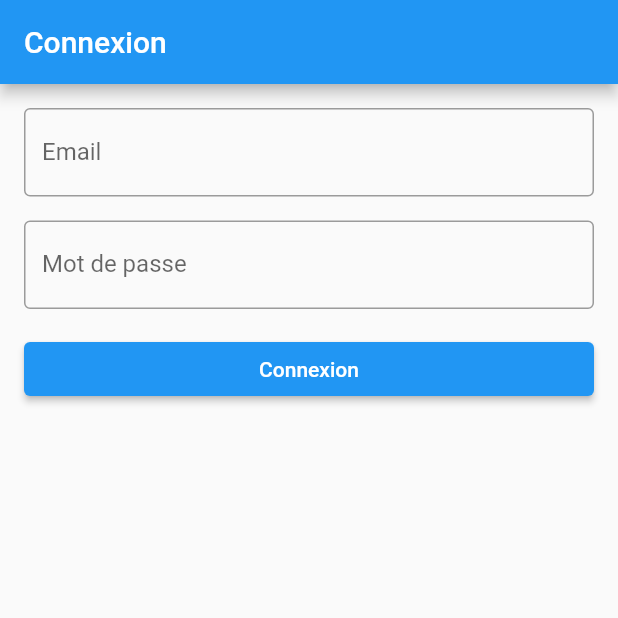
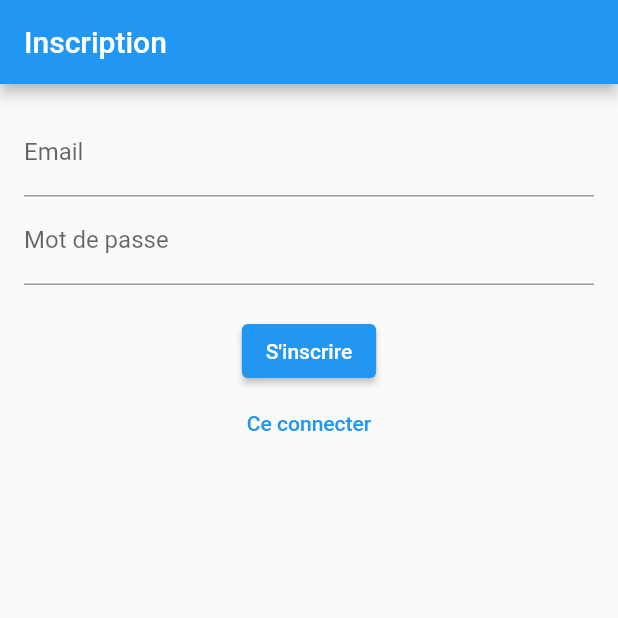
Before and after one commit to adamHassanBR/projet_flutter, a Flutter app: the screen it shows after launch, on a phone screen of 412 x 824 dp, the top half of it. Run offline on Flutter 3.47's test engine with Material 2 defaults, Android fonts, the phone set to English and light mode, and no system bars; our stand-ins replace firebase_auth, firebase_core; accounts and stored records are empty.

Commit message:
connexion+inscription v1

```diff
--- a/lib/Pages/connexion/LoginPage.dart
+++ b/lib/Pages/connexion/LoginPage.dart
@@ -95,6 +95,13 @@ class _LoginPageState extends State<LoginPage> {
                   onPressed: _signIn,
                   child: Text('Connexion'),
                 ),
+                TextButton(
+                  onPressed: () {
+                    Navigator.pushNamed(context, '/inscription');
+                  },
+                  child: Text("S'inscrire"),
+                ),
+
                 if (_errorMessage.isNotEmpty)
                   Text(
                     _errorMessage,
--- /dev/null
+++ b/lib/Pages/inscription/SignUpPage.dart
@@ -0,0 +1,86 @@
+import 'package:flutter/material.dart';
+import 'package:firebase_auth/firebase_auth.dart';
+
+class SignUpPage extends StatefulWidget {
+  @override
+  _SignUpPageState createState() => _SignUpPageState();
+}
+
+class _SignUpPageState extends State<SignUpPage> {
+  final FirebaseAuth _auth = FirebaseAuth.instance;
+  final GlobalKey<FormState> _formKey = GlobalKey<FormState>();
+
+  late String _email, _password;
+
+  void _submit() async {
+    if (_formKey.currentState!.validate()) {
+      _formKey.currentState!.save();
+
+      try {
+        UserCredential userCredential = await _auth.createUserWithEmailAndPassword(
+            email: _email, password: _password);
+
+        // Envoi d'un email de vérification à l'utilisateur créé
+        await userCredential.user!.sendEmailVerification();
+
+        // Redirection vers la page de connexion
+        Navigator.pushReplacementNamed(context, '/connexion');
+      } on FirebaseAuthException catch (e) {
+        if (e.code == 'weak-password') {
+          print('Le mot de passe est trop faible.');
+        } else if (e.code == 'email-already-in-use') {
+          print('Cet email est déjà utilisé.');
+        }
+      } catch (e) {
+        print(e.toString());
+      }
+    }
+  }
+
+  @override
+  Widget build(BuildContext context) {
+    return Scaffold(
+      appBar: AppBar(
+        title: Text("Inscription"),
+      ),
+      body: Padding(
+        padding: const EdgeInsets.all(16.0),
+        child: Form(
+          key: _formKey,
+          child: Column(
+            children: [
+              TextFormField(
+                keyboardType: TextInputType.emailAddress,
+                decoration: InputDecoration(labelText: "Email"),
+                validator: (input) => !input!.contains('@') ? 'Entrez une adresse email valide' : null,
+                onSaved: (input) => _email = input!,
+              ),
+              TextFormField(
+                decoration: InputDecoration(labelText: "Mot de passe"),
+                obscureText: true,
+                validator: (input) => input!.length < 6 ? 'Le mot de passe doit contenir au moins 6 caractères' : null,
+                onSaved: (input) => _password = input!,
+              ),
+              SizedBox(height: 20.0),
+              ElevatedButton(
+                onPressed: _submit,
+                child: Text("S'inscrire"),
+              ),
+              TextButton(
+  onPressed: () {
+    Navigator.pushNamed(context, '/connexion');
+  },
+  child: Text("Ce connecter"),
+),
+
+
+
+
+
+            ],
+          ),
+        ),
+      ),
+    );
+  }
+}
--- a/lib/main.dart
+++ b/lib/main.dart
@@ -1,5 +1,6 @@
 import 'package:flutter/material.dart';
 import 'package:projet_flutter/Pages/connexion/LoginPage.dart';
+import 'package:projet_flutter/Pages/inscription/SignUpPage.dart';
 import 'package:projet_flutter/Pages/home/home.dart';
 import 'package:firebase_core/firebase_core.dart';
 import 'firebase_options.dart';
@@ -24,10 +25,11 @@ class MyApp extends StatelessWidget {
     return MaterialApp(
       title: "game ranking",
       debugShowCheckedModeBanner: false,
-      initialRoute: '/',
+      initialRoute: '/inscription',
       routes: {
-        '/': (context) => LoginPage(),
+        '/connexion': (context) => LoginPage(),
         '/home': (context) => HomePage(),
+        '/inscription': (context) => SignUpPage(),
       },
     );
   }
```
Also changed, not shown: lib/Pages/inscription/inscription.dart (deleted).
